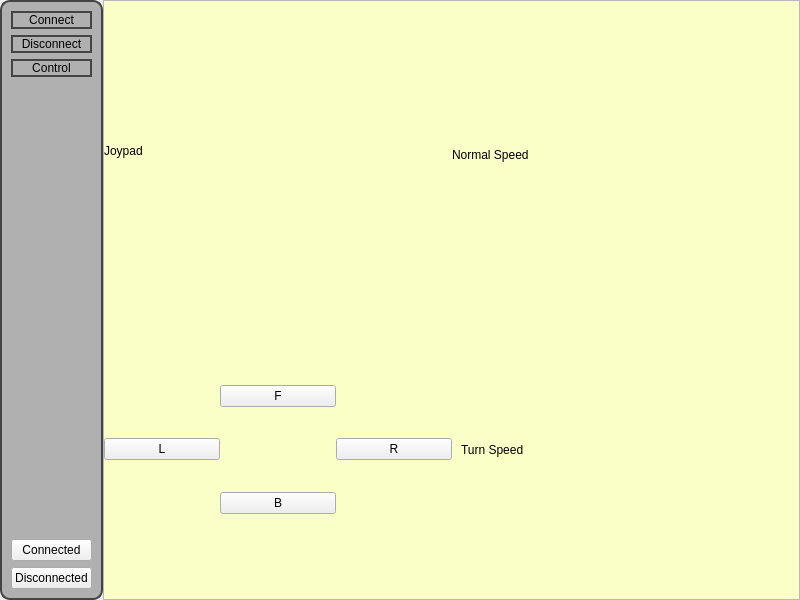
This is bt_car_controller_with_qt/mainwindow.ui in akifs52/Bluetooth-controller-car-with-arduino as Qt 5 draws it before an edit. The edited form follows.
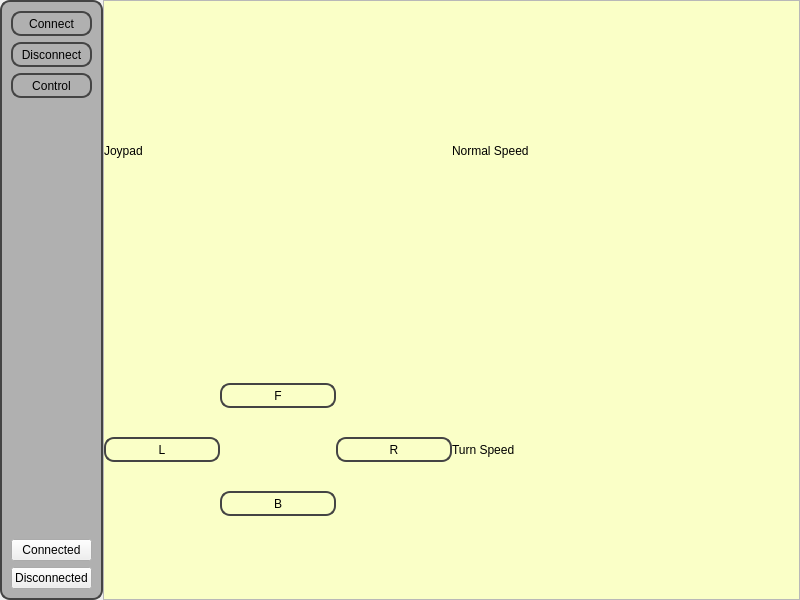
This is the edited form.

Commit message: Qt C++ interface

Patch:
```diff
--- a/bt_car_controller_with_qt/mainwindow.ui
+++ b/bt_car_controller_with_qt/mainwindow.ui
@@ -64,12 +64,32 @@
       <layout class="QVBoxLayout" name="verticalLayout_2">
        <item>
         <widget class="QPushButton" name="connectBt">
+         <property name="minimumSize">
+          <size>
+           <width>0</width>
+           <height>25</height>
+          </size>
+         </property>
          <property name="styleSheet">
           <string notr="true">QPushButton
 {
 	border: 2px solid rgb(68, 68, 68);
 	
 	border-radius: 10px;
+}
+
+QPushButton:hover
+{
+	border: 2px solid rgb(255, 255, 255);
+	
+	border-radius: 10px;
+}
+
+QPushButton:pressed
+{
+	border: 2px solid rgb(255, 0, 0);
+	
+	border-radius: 10px;
 }</string>
          </property>
          <property name="text">
@@ -79,12 +99,32 @@
        </item>
        <item>
         <widget class="QPushButton" name="DisconnectBt">
+         <property name="minimumSize">
+          <size>
+           <width>0</width>
+           <height>25</height>
+          </size>
+         </property>
          <property name="styleSheet">
           <string notr="true">QPushButton
 {
 	border: 2px solid rgb(68, 68, 68);
 	
 	border-radius: 10px;
+}
+
+QPushButton:hover
+{
+	border: 2px solid rgb(255, 255, 255);
+	
+	border-radius: 10px;
+}
+
+QPushButton:pressed
+{
+	border: 2px solid rgb(255, 0, 0);
+	
+	border-radius: 10px;
 }</string>
          </property>
          <property name="text">
@@ -94,12 +134,32 @@
        </item>
        <item>
         <widget class="QPushButton" name="ControlButton">
+         <property name="minimumSize">
+          <size>
+           <width>0</width>
+           <height>25</height>
+          </size>
+         </property>
          <property name="styleSheet">
           <string notr="true">QPushButton
 {
 	border: 2px solid rgb(68, 68, 68);
 	
 	border-radius: 10px;
+}
+
+QPushButton:hover
+{
+	border: 2px solid rgb(255, 255, 255);
+	
+	border-radius: 10px;
+}
+
+QPushButton:pressed
+{
+	border: 2px solid rgb(255, 0, 0);
+	
+	border-radius: 10px;
 }</string>
          </property>
          <property name="text">
@@ -290,6 +350,34 @@
                     </property>
                     <item>
                      <widget class="QPushButton" name="leftButton">
+                      <property name="minimumSize">
+                       <size>
+                        <width>0</width>
+                        <height>25</height>
+                       </size>
+                      </property>
+                      <property name="styleSheet">
+                       <string notr="true">QPushButton
+{
+	border: 2px solid rgb(68, 68, 68);
+	
+	border-radius: 10px;
+}
+
+QPushButton:hover
+{
+	border: 2px solid rgb(85, 170, 255);
+	
+	border-radius: 10px;
+}
+
+QPushButton:pressed
+{
+	border: 2px solid rgb(255, 0, 0);
+	
+	border-radius: 10px;
+}</string>
+                      </property>
                       <property name="text">
                        <string>L</string>
                       </property>
@@ -318,6 +406,34 @@
                     </property>
                     <item>
                      <widget class="QPushButton" name="forwardButton">
+                      <property name="minimumSize">
+                       <size>
+                        <width>0</width>
+                        <height>25</height>
+                       </size>
+                      </property>
+                      <property name="styleSheet">
+                       <string notr="true">QPushButton
+{
+	border: 2px solid rgb(68, 68, 68);
+	
+	border-radius: 10px;
+}
+
+QPushButton:hover
+{
+	border: 2px solid rgb(85, 170, 255);
+	
+	border-radius: 10px;
+}
+
+QPushButton:pressed
+{
+	border: 2px solid rgb(255, 0, 0);
+	
+	border-radius: 10px;
+}</string>
+                      </property>
                       <property name="text">
                        <string>F</string>
                       </property>
@@ -325,6 +441,34 @@
                     </item>
                     <item>
                      <widget class="QPushButton" name="backButton">
+                      <property name="minimumSize">
+                       <size>
+                        <width>0</width>
+                        <height>25</height>
+                       </size>
+                      </property>
+                      <property name="styleSheet">
+                       <string notr="true">QPushButton
+{
+	border: 2px solid rgb(68, 68, 68);
+	
+	border-radius: 10px;
+}
+
+QPushButton:hover
+{
+	border: 2px solid rgb(85, 170, 255);
+	
+	border-radius: 10px;
+}
+
+QPushButton:pressed
+{
+	border: 2px solid rgb(255, 0, 0);
+	
+	border-radius: 10px;
+}</string>
+                      </property>
                       <property name="text">
                        <string>B</string>
                       </property>
@@ -353,6 +497,34 @@
                     </property>
                     <item>
                      <widget class="QPushButton" name="rightButton">
+                      <property name="minimumSize">
+                       <size>
+                        <width>0</width>
+                        <height>25</height>
+                       </size>
+                      </property>
+                      <property name="styleSheet">
+                       <string notr="true">QPushButton
+{
+	border: 2px solid rgb(68, 68, 68);
+	
+	border-radius: 10px;
+}
+
+QPushButton:hover
+{
+	border: 2px solid rgb(85, 170, 255);
+	
+	border-radius: 10px;
+}
+
+QPushButton:pressed
+{
+	border: 2px solid rgb(255, 0, 0);
+	
+	border-radius: 10px;
+}</string>
+                      </property>
                       <property name="text">
                        <string>R</string>
                       </property>
@@ -397,6 +569,9 @@
                  <property name="leftMargin">
                   <number>0</number>
                  </property>
+                 <property name="topMargin">
+                  <number>0</number>
+                 </property>
                  <property name="rightMargin">
                   <number>0</number>
                  </property>
@@ -422,6 +597,21 @@
               <item>
                <widget class="QWidget" name="widget_9" native="true">
                 <layout class="QVBoxLayout" name="verticalLayout_8">
+                 <property name="spacing">
+                  <number>0</number>
+                 </property>
+                 <property name="leftMargin">
+                  <number>0</number>
+                 </property>
+                 <property name="topMargin">
+                  <number>0</number>
+                 </property>
+                 <property name="rightMargin">
+                  <number>0</number>
+                 </property>
+                 <property name="bottomMargin">
+                  <number>0</number>
+                 </property>
                  <item>
                   <widget class="QLabel" name="label_3">
                    <property name="maximumSize">
```
Left out of the diff: 20 changed lines with no effect on the pictures. The commit also changes 5 other files.
